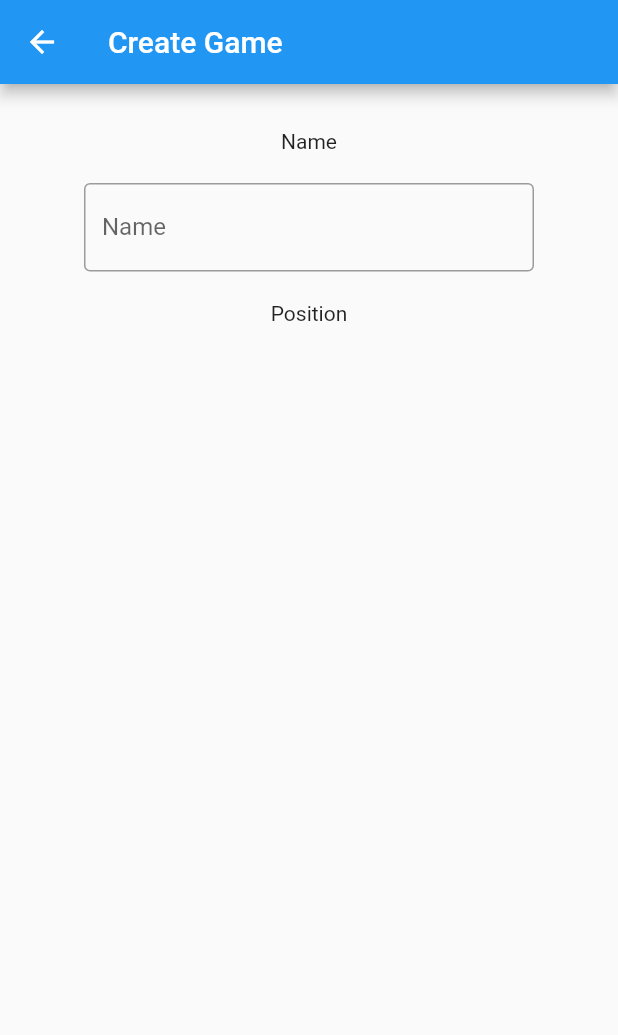
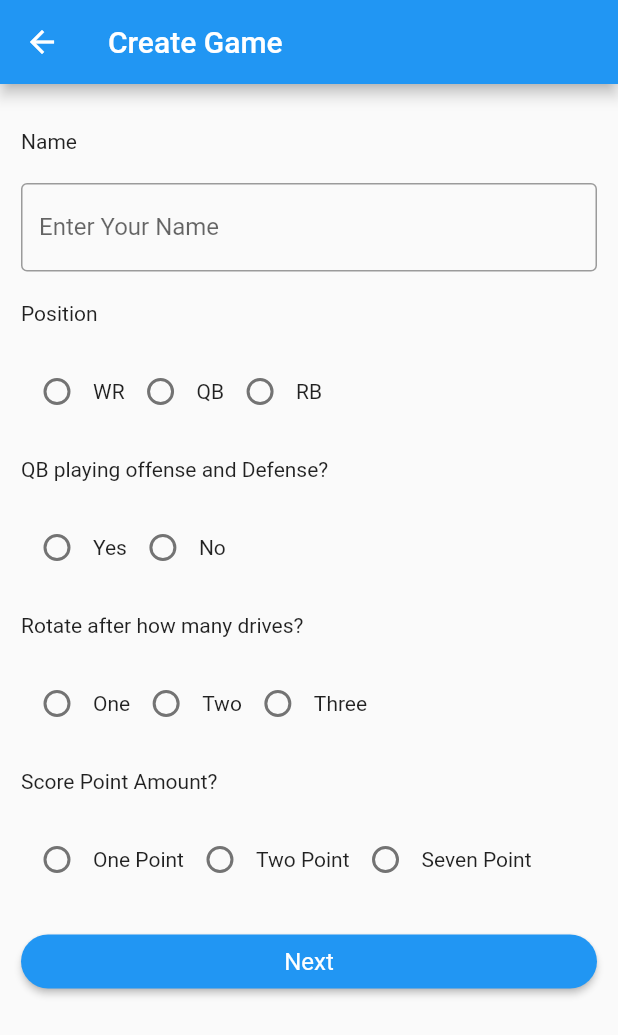
Before and after one commit to esteakshapin/pickupfootball, a Flutter app: the CreateGameSettings screen opened directly, on a phone screen of 412 x 824 dp. Shown: the top 1035 px of the screen. Run offline on Flutter 3.47's test engine with Material 2 defaults, Android fonts, the phone set to English and light mode, and no system bars; missing offline and left inert: dart:html.

Commit message:
worked on game setting form

```diff
--- /dev/null
+++ b/lib/Player.dart
@@ -0,0 +1,21 @@
+class Player{
+  String _name;
+  String _position;
+
+  String get name => _name;
+
+  set name(String value) {
+    _name = value;
+  }
+
+  Player(String name, String position){
+    _name = name;
+    _position = position;
+  }
+
+  String get position => _position;
+
+  set position(String value) {
+    _position = value;
+  }
+}
--- a/lib/create_game.dart
+++ /dev/null
@@ -1,46 +0,0 @@
-import 'dart:html';
-
-import 'package:flutter/cupertino.dart';
-import 'package:flutter/material.dart';
-
-class CreateGameSettings extends StatelessWidget {
-
-  @override
-  Widget build(BuildContext context) {
-    return Scaffold(
-      appBar: AppBar(
-        title: Text("Create Game"),
-      ),
-      body: Center(
-        child: Column(
-          // mainAxisAlignment: MainAxisAlignment.center,
-          children: [
-            SizedBox(
-              height: 30,
-            ),
-            Text("Name"),
-            SizedBox(
-              height: 20,
-            ),
-            SizedBox(
-              width: 300,
-              child: TextField(
-                decoration: InputDecoration(
-                  border: OutlineInputBorder(),
-                  labelText: 'Name'
-                ),
-              ),
-            ),
-            SizedBox(
-              height: 20,
-            ),
-            Text("Position"),
-            SizedBox(
-              height: 20,
-            ),
-          ],
-        ),
-      ),
-    );
-  }
-}
--- a/lib/main.dart
+++ b/lib/main.dart
@@ -1,6 +1,6 @@
 import 'package:flutter/material.dart';
 
-import 'home_page.dart';
+import 'screens/home_page.dart';
 
 void main() {
   runApp(MyApp());
--- /dev/null
+++ b/lib/screens/create_game.dart
@@ -0,0 +1,207 @@
+import 'dart:html';
+
+import 'package:flutter/cupertino.dart';
+import 'package:flutter/material.dart';
+
+class CreateGameSettings extends StatefulWidget {
+  static const SizedBox defualt_height_spacer = SizedBox(height: 20);
+
+  @override
+  _CreateGameSettingsState createState() => _CreateGameSettingsState();
+}
+
+class _CreateGameSettingsState extends State<CreateGameSettings> {
+  String _position_value, _qb_playing_offense_defense;
+  int _rotate_aft_drive, _score_amt;
+  final name_controller = TextEditingController();
+
+  void handle_position(String value) {
+    setState(() {
+      _position_value = value;
+    });
+  }
+
+  void handle_qb_offense_defense(String value) {
+    setState(() {
+      _qb_playing_offense_defense = value;
+    });
+  }
+
+  void handle_rotate_drive(int value) {
+    setState(() {
+      _rotate_aft_drive = value;
+    });
+  }
+
+  void handle_score(int value) {
+    setState(() {
+      _score_amt = value;
+    });
+  }
+
+  void handle_next() {
+    if (_score_amt != null &&
+        _rotate_aft_drive != null &&
+        _qb_playing_offense_defense != null &&
+        _position_value != null && name_controller.text != "") {
+      setState(() {
+        _score_amt = 7;
+      });
+    }
+  }
+
+  @override
+  void dispose() {
+    // Clean up the controller when the widget is disposed.
+    name_controller.dispose();
+    super.dispose();
+  }
+
+  @override
+  Widget build(BuildContext context) {
+    print(_score_amt);
+    return Scaffold(
+      appBar: AppBar(
+        title: Text("Create Game"),
+      ),
+      body: Center(
+        child: Container(
+          constraints: BoxConstraints(maxWidth: 400),
+          child: Padding(
+            padding: const EdgeInsets.fromLTRB(8.0, 0, 8.0, 0),
+            child: Column(
+              crossAxisAlignment: CrossAxisAlignment.start,
+              children: [
+                SizedBox(
+                  height: 30,
+                ),
+                Text("Name"),
+                CreateGameSettings.defualt_height_spacer,
+                TextField(
+                  controller: name_controller,
+                  decoration: InputDecoration(
+                      border: OutlineInputBorder(),
+                      labelText: 'Enter Your Name'),
+                ),
+                CreateGameSettings.defualt_height_spacer,
+                Text("Position"),
+                CreateGameSettings.defualt_height_spacer,
+                Row(
+                  // mainAxisAlignment: MainAxisAlignment.center,
+                  children: [
+                    Radio(
+                      value: "WR",
+                      groupValue: _position_value,
+                      onChanged: handle_position,
+                    ),
+                    Text("WR"),
+                    Radio(
+                      value: "QB",
+                      groupValue: _position_value,
+                      onChanged: handle_position,
+                    ),
+                    Text("QB"),
+                    Radio(
+                      value: "RB",
+                      groupValue: _position_value,
+                      onChanged: handle_position,
+                    ),
+                    Text("RB")
+                  ],
+                ),
+                CreateGameSettings.defualt_height_spacer,
+                Text("QB playing offense and Defense?"),
+                CreateGameSettings.defualt_height_spacer,
+                Row(
+                  children: [
+                    Radio(
+                      value: "Yes",
+                      groupValue: _qb_playing_offense_defense,
+                      onChanged: handle_qb_offense_defense,
+                    ),
+                    Text("Yes"),
+                    Radio(
+                      value: "No",
+                      groupValue: _qb_playing_offense_defense,
+                      onChanged: handle_qb_offense_defense,
+                    ),
+                    Text("No"),
+                  ],
+                ),
+                CreateGameSettings.defualt_height_spacer,
+                Text("Rotate after how many drives?"),
+                CreateGameSettings.defualt_height_spacer,
+                Row(
+                  children: [
+                    Radio(
+                      value: 1,
+                      groupValue: _rotate_aft_drive,
+                      onChanged: handle_rotate_drive,
+                    ),
+                    Text("One"),
+                    Radio(
+                      value: 2,
+                      groupValue: _rotate_aft_drive,
+                      onChanged: handle_rotate_drive,
+                    ),
+                    Text("Two"),
+                    Radio(
+                      value: 3,
+                      groupValue: _rotate_aft_drive,
+                      onChanged: handle_rotate_drive,
+                    ),
+                    Text("Three"),
+                  ],
+                ),
+                CreateGameSettings.defualt_height_spacer,
+                Text("Score Point Amount?"),
+                CreateGameSettings.defualt_height_spacer,
+                Row(
+                  children: [
+                    Radio(
+                      value: 1,
+                      groupValue: _score_amt,
+                      onChanged: handle_score,
+                    ),
+                    Text("One Point"),
+                    Radio(
+                      value: 2,
+                      groupValue: _score_amt,
+                      onChanged: handle_score,
+                    ),
+                    Text("Two Point"),
+                    Radio(
+                      value: 7,
+                      groupValue: _score_amt,
+                      onChanged: handle_score,
+                    ),
+                    Text("Seven Point"),
+                  ],
+                ),
+                CreateGameSettings.defualt_height_spacer,
+                Row(
+                  children: [
+                    Expanded(
+                        child: new RaisedButton(
+                      onPressed: handle_next,
+                      child: new Text(
+                        'Next',
+                        style: new TextStyle(
+                            fontSize: 16.0,
+                            fontWeight: FontWeight.normal,
+                            color: Colors.white),
+                      ),
+                      color: Theme.of(context).accentColor,
+                      shape: new RoundedRectangleBorder(
+                          borderRadius: new BorderRadius.circular(20.0)),
+                    )),
+                  ],
+                )
+              ],
+            ),
+          ),
+        ),
+      ),
+    );
+  }
+}
--- a/lib/home_page.dart
+++ b/lib/screens/home_page.dart
@@ -1,6 +1,6 @@
 import 'package:flutter/cupertino.dart';
 import 'package:flutter/material.dart';
-import 'package:pickupfootball/create_game.dart';
+import 'package:pickupfootball/screens/create_game.dart';
 
 class HomePage extends StatelessWidget {
   HomePage({Key key, this.title}) : super(key: key);
@@ -27,7 +27,9 @@ class HomePage extends StatelessWidget {
                       MaterialPageRoute(
                           builder: (context) => CreateGameSettings()))
                 },
-                child: Text("Create New Game"),
+                child: Text(
+                  "Create New Game",
+                ),
                 padding: EdgeInsets.all(30),
               ),
               SizedBox(
--- /dev/null
+++ b/lib/screens/loby_page.dart
@@ -0,0 +1,24 @@
+import 'dart:collection';
+
+import 'package:flutter/cupertino.dart';
+
+import '../Player.dart';
+
+class LobyPage extends StatefulWidget {
+  Player _admin;
+  List<Player> players = new List<Player>();
+  @override
+  _LobyPageState createState() => _LobyPageState();
+
+  LobyPage(Player admin){
+    _admin = admin;
+    players.add(admin);
+  }
+}
+
+class _LobyPageState extends State<LobyPage> {
+  @override
+  Widget build(BuildContext context) {
+    return Container();
+  }
+}
```
